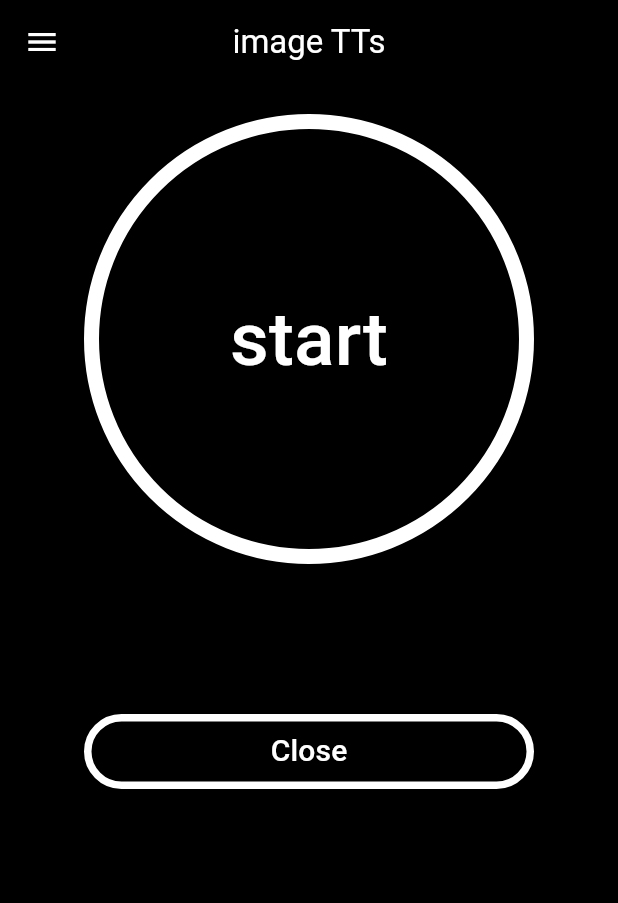
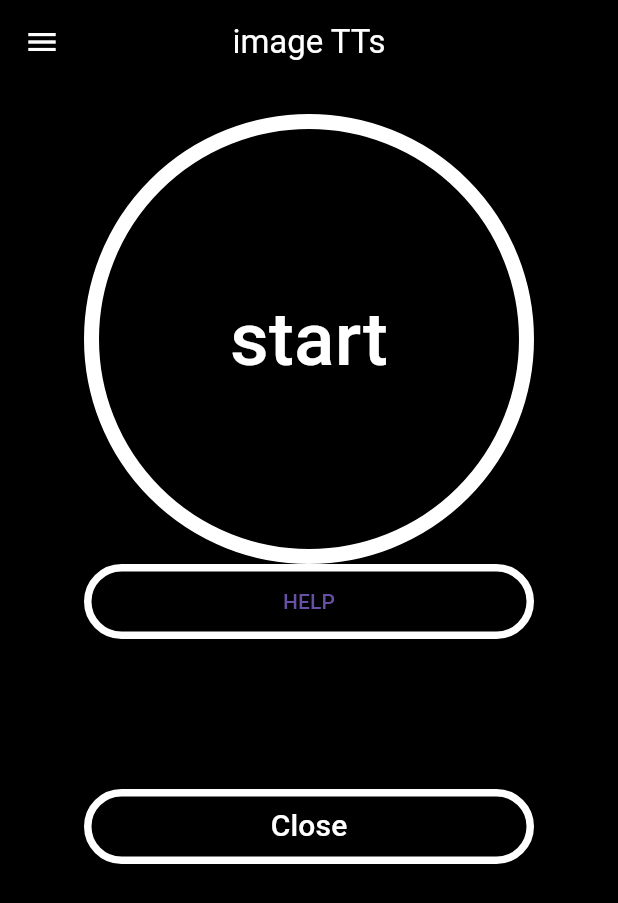
Before and after one commit to GDSC-DJU/24SolChl_DailyPerspective, a Flutter app: the screen it shows after launch, after a tap on "start", on a phone screen of 412 x 824 dp. Shown: the top 903 px of the screen. Run offline on Flutter 3.47's test engine with Material 3 defaults, Android fonts, the phone set to English and light mode, and no system bars; our stand-ins replace flutter_dotenv, flutter_gemini, flutter_tts; missing offline and left inert: dash_bubble; statements that could not run were skipped.

Commit message:
helper버튼 추가,page구현 안함

```diff
--- a/whatisthis/lib/screen/mainscreen.dart
+++ b/whatisthis/lib/screen/mainscreen.dart
@@ -1,5 +1,5 @@
 import 'package:dash_bubble/dash_bubble.dart';
-import 'dart:developer';
+import 'package:whatisthis/screen/pip.dart';
 import 'package:flutter/services.dart';
 import 'package:flutter/material.dart';
 import 'package:whatisthis/generate/generate_text.dart';
@@ -41,6 +41,7 @@ class mainscreen extends StatelessWidget {
             height: 20,
             width: 30,
           ),
+          //start button
           ElevatedButton(
             onPressed: () {
               requestOverlay();
@@ -71,9 +72,24 @@ class mainscreen extends StatelessWidget {
               style: TextStyle(fontSize: 50, color: Colors.white),
             ),
           ),
+
+          //help button
+          ElevatedButton(
+            onPressed: () {
+              //help page
+            },
+            child: Text('HELP'),
+            style: ElevatedButton.styleFrom(
+                backgroundColor: Colors.black,
+                minimumSize: Size(300, 50),
+                side: BorderSide(color: Colors.white, width: 5)),
+          ),
+
           SizedBox(
             height: 100,
           ),
+
+          //close button
           ElevatedButton(
             onPressed: () {
               stopBubble();
@@ -93,40 +109,4 @@ class mainscreen extends StatelessWidget {
       ),
     );
   }
-
-//pip코드
-  Future<void> requestOverlay() async {
-    final isGranted = await DashBubble.instance.hasOverlayPermission();
-    if (!isGranted) {
-      await DashBubble.instance.requestOverlayPermission();
-    }
-  }
-
-  Future<void> startBubble({
-    BubbleOptions? bubbleOptions,
-    VoidCallback? onTap,
-  }) async {
-    final hasStarted = await DashBubble.instance.startBubble(
-      bubbleOptions: bubbleOptions,
-      onTap: onTap,
-    );
-    if (hasStarted == true) {
-      print("Bubble is started");
-    } else {
-      print("Bubble is not started");
-    }
-  }
-
-  logMessage({required String message}) {
-    log(message);
-  }
-
-  Future<void> stopBubble() async {
-    final hasStoped = await DashBubble.instance.stopBubble();
-    if (hasStoped == true) {
-      print("close Bubble");
-    } else {
-      print("not close Bubble");
-    }
-  }
 }
--- /dev/null
+++ b/whatisthis/lib/screen/pip.dart
@@ -0,0 +1,41 @@
+import 'package:dash_bubble/dash_bubble.dart';
+import 'dart:developer';
+import 'package:flutter/material.dart';
+
+//pip 요청
+Future<void> requestOverlay() async {
+  final isGranted = await DashBubble.instance.hasOverlayPermission();
+  if (!isGranted) {
+    await DashBubble.instance.hasOverlayPermission();
+  }
+}
+
+//pip시작
+Future<void> startBubble({
+  BubbleOptions? bubbleOptions,
+  VoidCallback? onTap,
+}) async {
+  final hasStarted = await DashBubble.instance.startBubble(
+    bubbleOptions: bubbleOptions,
+    onTap: onTap,
+  );
+  if (hasStarted == true) {
+    print("Bubble is started");
+  } else {
+    print("Bubble is not started");
+  }
+}
+
+logMessage({required String message}) {
+  log(message);
+}
+
+//pip닫기
+Future<void> stopBubble() async {
+  final hasStoped = await DashBubble.instance.stopBubble();
+  if (hasStoped == true) {
+    print("close Bubble");
+  } else {
+    print("not close Bubble");
+  }
+}
```
